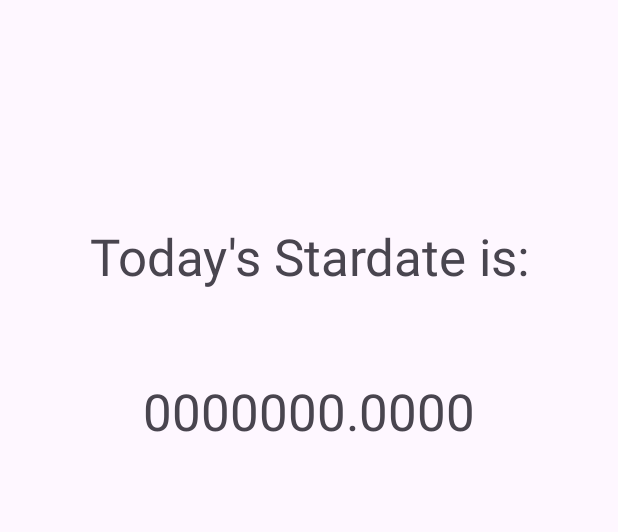
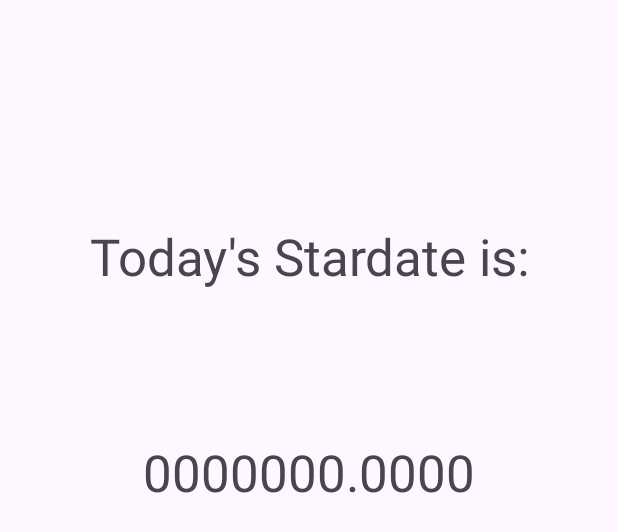
Before and after one commit to 2744-ContriteArray/Calendarium-Stellare-in-Androidio, an Android app: the layout activity_main.xml on its own in the app's theme, with its tools: preview values and no code run, on a phone screen of 412 x 824 dp. Shown: the top 532 px of the screen. Run offline under Robolectric (Android 15) with nearby library versions, the light colour scheme and no system bars.

Commit message:
VERSION 0.0.1
- Updated width and height of TextView StarNow

CURRENT ISSUES
- Calculations in calcDateJ() need verification
- Calculated stardate is discrepant with calculated stardate on python desktop application by at least 7 years and contains erroneous decimal places far out of format scope of 4 places

```diff
--- a/app/src/main/res/layout/activity_main.xml
+++ b/app/src/main/res/layout/activity_main.xml
@@ -29,10 +29,15 @@
         android:layout_width="wrap_content"
         android:layout_height="wrap_content"
         android:layout_marginTop="58dp"
+        android:layout_marginBottom="435dp"
         android:editable="false"
         android:text="0000000.0000"
+        android:height="34sp"
+        android:width="250sp"
+        android:textAlignment="center"
         android:textIsSelectable="true"
         android:textSize="34sp"
+        app:layout_constraintBottom_toBottomOf="parent"
         app:layout_constraintEnd_toEndOf="parent"
         app:layout_constraintHorizontal_bias="0.5"
         app:layout_constraintStart_toStartOf="parent"
```
